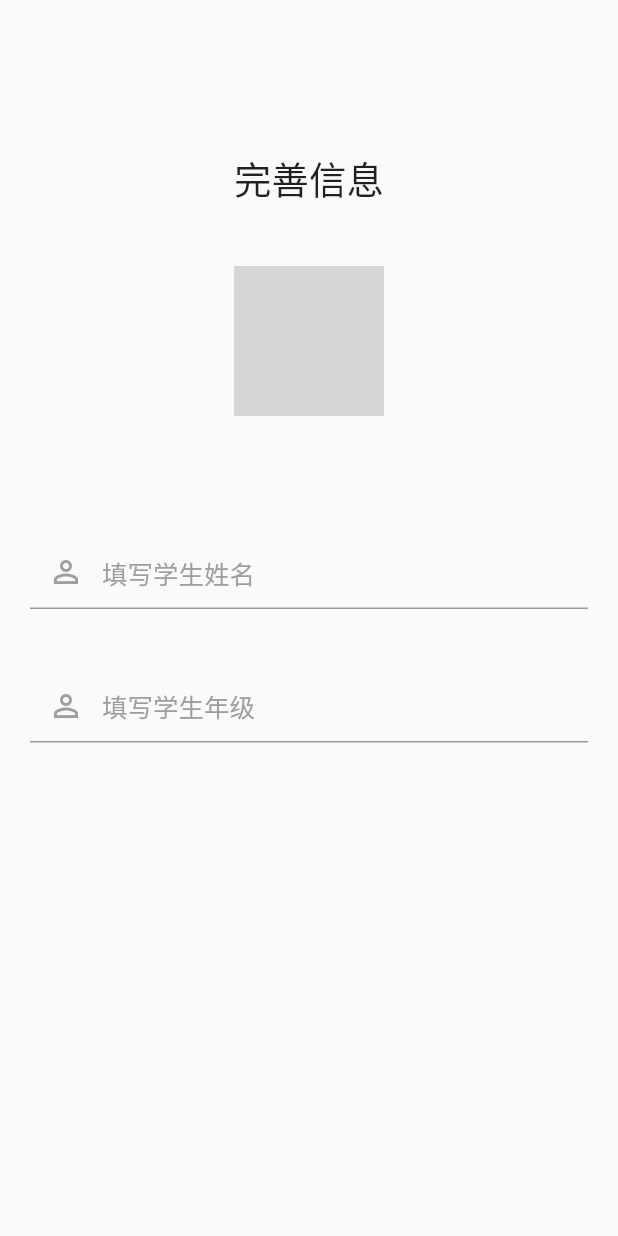
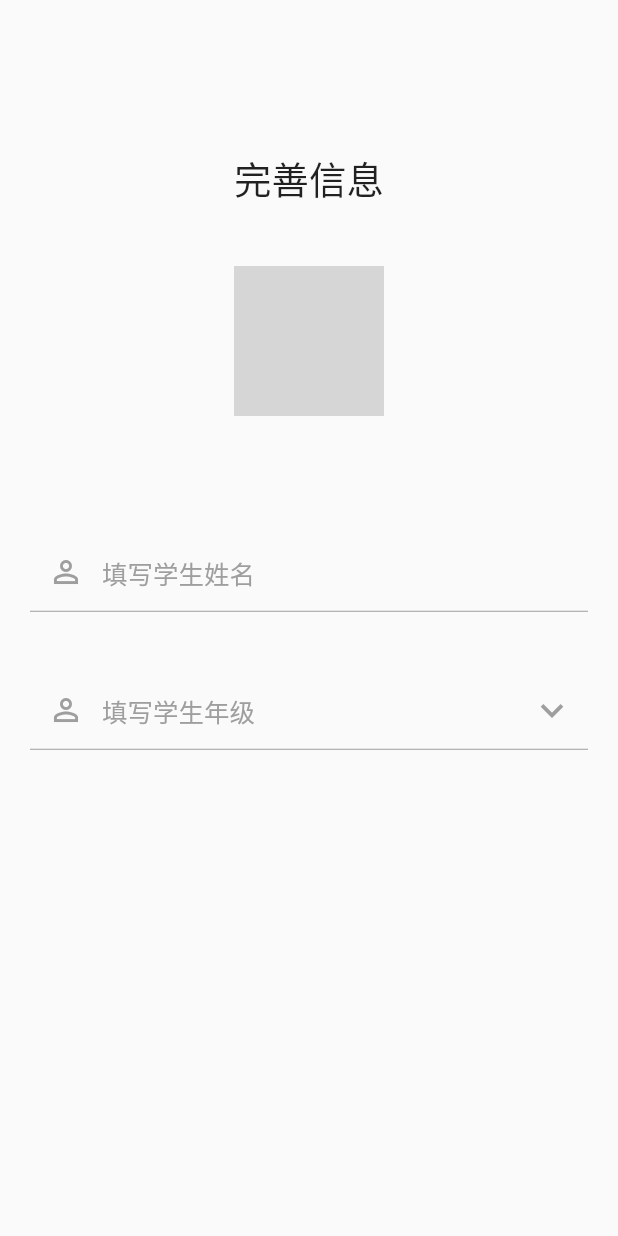
Before and after one commit to waitwalker/ett_dayuwen, a Flutter app: the screen it shows after launch, on a phone screen of 412 x 824 dp. Run offline on Flutter 3.47's test engine with Material 2 defaults, Android fonts, the phone set to English and light mode, and no system bars; our stand-ins replace audioplayers, connectivity, convert, date_format, device_info, dio and 7 more; accounts and stored records are empty; network calls fail; grey boxes are pictures that could not be loaded.

Commit message:
收起键盘等事件回调添加

```diff
--- a/lib/pages/login/supplementary_info_page.dart
+++ b/lib/pages/login/supplementary_info_page.dart
@@ -19,13 +19,19 @@ class SupplementaryInfoPage extends StatefulWidget {
 
 class _SupplementaryInfoState extends State<SupplementaryInfoPage> {
   TextEditingController _nameController;
+  TextEditingController _gradeController;
   FocusNode _nameFocus = FocusNode();
+  FocusNode _gradeFocus = FocusNode();
 
 
   @override
   Widget build(BuildContext context) {
     return StoreBuilder<AppState>(builder: (context, store) {
-      return Scaffold(
+      return GestureDetector(
+        onTap: (){
+          _packUpKeyboard();
+        },
+        child: Scaffold(
           body: Column(
             crossAxisAlignment: CrossAxisAlignment.center,
             children: <Widget>[
@@ -63,6 +69,7 @@ class _SupplementaryInfoState extends State<SupplementaryInfoPage> {
                     prefixIcon: Icon(Icons.person_outline,color: Colors.grey,size: 24,),
                     hintText: "填写学生姓名",
                     hintStyle: TextStyle(color: Colors.grey),
+                    border: InputBorder.none,
                   ),
                   onEditingComplete: (){
 
@@ -75,20 +82,31 @@ class _SupplementaryInfoState extends State<SupplementaryInfoPage> {
                     }
                   },
 
-                keyboardType: TextInputType.phone,
+                  keyboardType: TextInputType.text,
                 ),
+              ),
+
+              Padding(
+                padding: EdgeInsets.only(left: 20,right: 20),
+                child: Divider(height: 3.0,color: Colors.grey,),
               ),
 
               Padding(
                 padding: EdgeInsets.only(top: 40,left: 20,right: 20),
                 child: TextField(
-                controller: _nameController,
-                focusNode: _nameFocus,
+                  controller: _gradeController,
+                  focusNode: _gradeFocus,
                   decoration: InputDecoration(
                     prefixIcon: Icon(Icons.person_outline,color: Colors.grey,size: 24,),
+                    suffixIcon: Icon(Icons.keyboard_arrow_down,color: Colors.grey,size: 30,),
                     hintText: "填写学生年级",
                     hintStyle: TextStyle(color: Colors.grey),
+                    border: InputBorder.none,
                   ),
+                  onTap: (){
+                    print("点击这里");
+                    _packUpKeyboard();
+                  },
                   onEditingComplete: (){
 
                   },
@@ -96,17 +114,35 @@ class _SupplementaryInfoState extends State<SupplementaryInfoPage> {
                   onChanged:(text){
                     print("手机号输入:$text");
                     if (text.length > 11) {
-                    _nameController.text = text.substring(0,11);
+                      _gradeController.text = text.substring(0,11);
                     }
                   },
 
-                keyboardType: TextInputType.phone,
+                  keyboardType: TextInputType.text,
                 ),
               ),
 
+              Padding(
+                padding: EdgeInsets.only(left: 20,right: 20),
+                child: Divider(height: 3.0,color: Colors.grey,),
+              ),
             ],
+          ),
         ),
       );
     });
   }
+
+  ///
+  /// @name _packUpKeyboard
+  /// @description 收起键盘
+  /// @parameters
+  /// @return
+  /// @author lca
+  /// @date 2019-11-25
+  ///
+  _packUpKeyboard() {
+    _nameFocus.unfocus();
+    _gradeFocus.unfocus();
   }
+}
```
Lines whose indentation alone changed are shown as unchanged.
